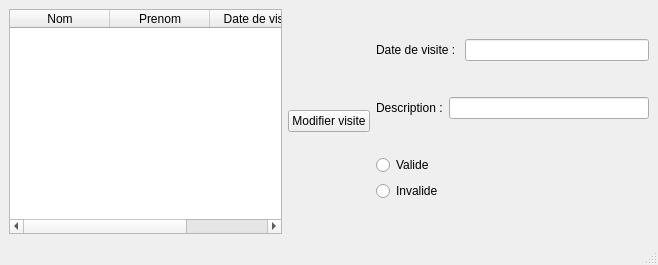
This is AppliLourde/AppliLourde/NewWorldAppli/appliNewWorldGestContro/mainwindowcontroleurs.ui in KapplerJulien/NewWorld as Qt 5 draws it before an edit. The edited form follows.
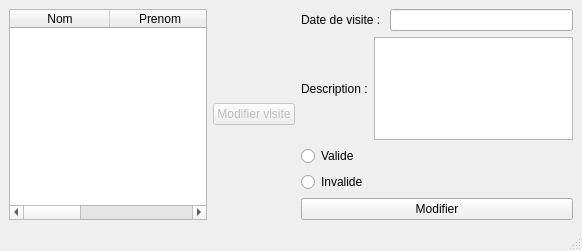
This is the edited form.

```diff
--- a/AppliLourde/AppliLourde/NewWorldAppli/appliNewWorldGestContro/mainwindowcontroleurs.ui
+++ b/AppliLourde/AppliLourde/NewWorldAppli/appliNewWorldGestContro/mainwindowcontroleurs.ui
@@ -6,16 +6,14 @@
    <rect>
     <x>0</x>
     <y>0</y>
-    <width>658</width>
-    <height>265</height>
+    <width>582</width>
+    <height>251</height>
    </rect>
   </property>
   <property name="windowTitle">
    <string>Controleur</string>
   </property>
   <widget class="QWidget" name="centralwidget">
-   <layout class="QVBoxLayout" name="verticalLayout_3">
-    <item>
      <layout class="QHBoxLayout" name="horizontalLayout_3">
       <item>
        <widget class="QTableWidget" name="tableWidgetProducteur">
@@ -37,13 +35,18 @@
        </widget>
       </item>
       <item>
-       <widget class="QPushButton" name="pushButton">
+     <widget class="QPushButton" name="pushButtonModifierVisite">
+      <property name="enabled">
+       <bool>false</bool>
+      </property>
         <property name="text">
          <string>Modifier visite</string>
         </property>
        </widget>
       </item>
       <item>
+     <layout class="QVBoxLayout" name="verticalLayout_3">
+      <item>
        <layout class="QVBoxLayout" name="verticalLayout_2">
         <item>
          <layout class="QHBoxLayout" name="horizontalLayout">
@@ -69,7 +72,11 @@
            </widget>
           </item>
           <item>
-           <widget class="QLineEdit" name="lineEditDescription"/>
+           <widget class="QPlainTextEdit" name="plainTextEditDescription">
+            <property name="enabled">
+             <bool>true</bool>
+            </property>
+           </widget>
           </item>
          </layout>
         </item>
@@ -93,6 +100,13 @@
         </item>
        </layout>
       </item>
+      <item>
+       <widget class="QPushButton" name="pushButtonModifier">
+        <property name="text">
+         <string>Modifier</string>
+        </property>
+       </widget>
+      </item>
      </layout>
     </item>
    </layout>
```
Left out of the diff: 10 changed lines with no effect on the pictures. Lines whose indentation alone changed are shown as unchanged.
